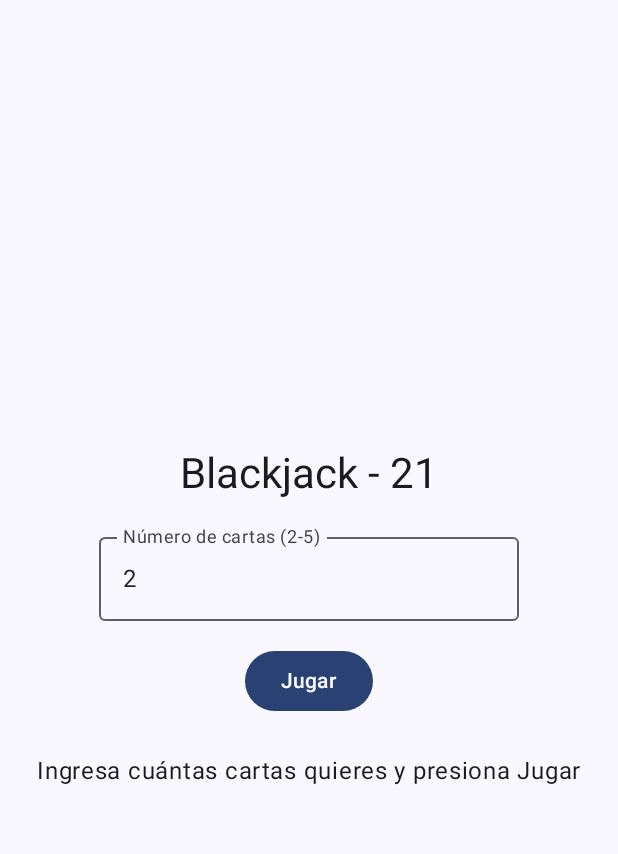
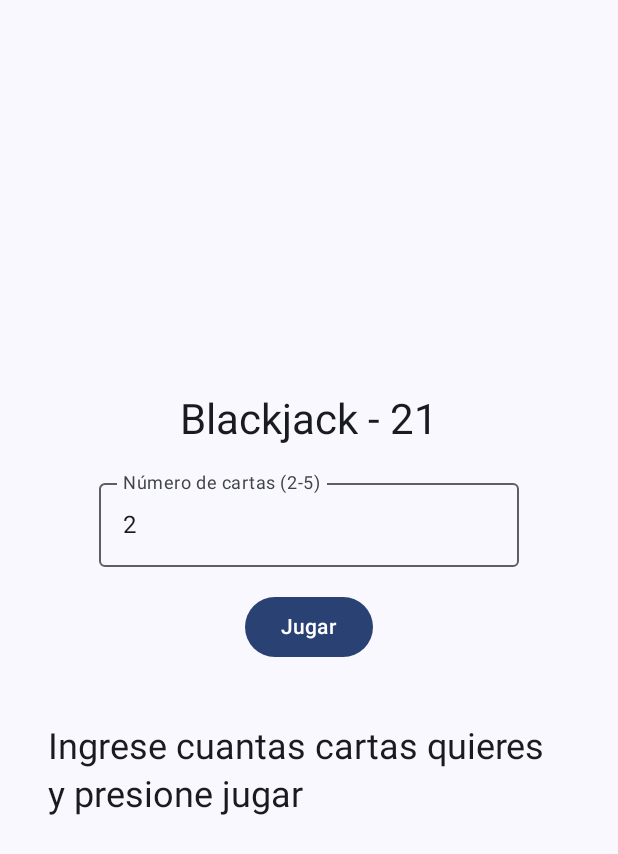
Before and after one commit to rcgv33/20200135PC02MOVILES, an Android app built with Jetpack Compose: the screen it shows after launch (MainActivity), after a tap on "Intentar de nuevo", on a phone screen of 412 x 824 dp. Shown: the top 854 px of the screen. Run offline under Robolectric (Android 15) with nearby library versions, the phone set to English and light mode, and no system bars; pictures from the network do not load; 1 other tap on this screen came first.

Commit message:
Update idle state message in GameScreen
- Modify the text displayed in the `GameUiState.Idle` block to "Ingrese cuantas cartas quieres y presione jugar".
- Apply `MaterialTheme.typography.headlineSmall` style and add 16dp padding to the text for better visibility.

```diff
--- a/app/src/main/java/com/example/a20200135pc02moviles/ui/GameScreen.kt
+++ b/app/src/main/java/com/example/a20200135pc02moviles/ui/GameScreen.kt
@@ -126,7 +126,7 @@ fun GameScreen(viewModel: GameViewModel = viewModel()) {
                 }
             }
             is GameUiState.Idle -> {
-                Text("Ingresa cuántas cartas quieres y presiona Jugar")
+                Text("Ingrese cuantas cartas quieres y presione jugar", style = MaterialTheme.typography.headlineSmall, modifier = Modifier.padding(16.dp))
             }
         }
     }
```
